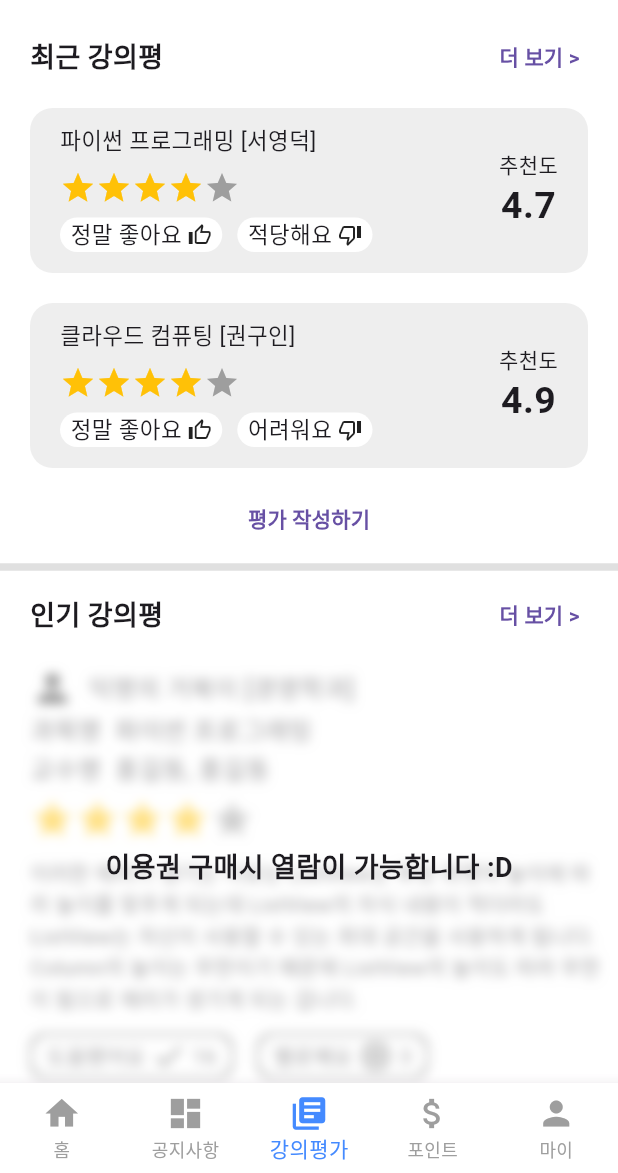
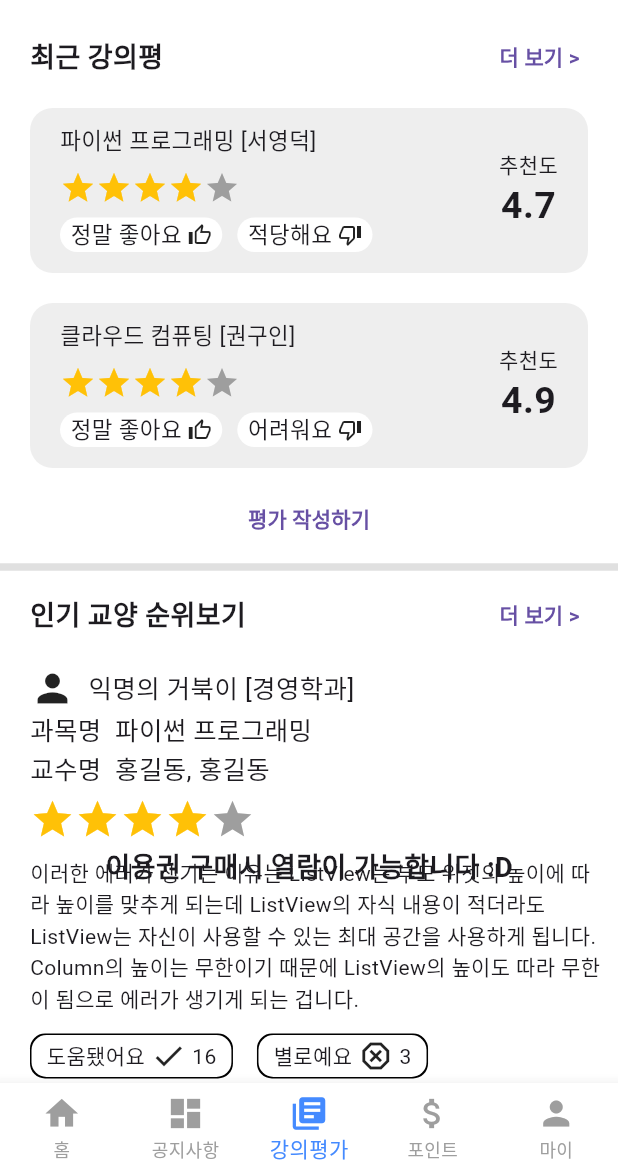
Before and after one commit to INfoU-INHA-for-U/INfoU, a Flutter app: the screen it shows after launch, item 3 of the bottom bar chosen, on a phone screen of 412 x 824 dp, the part 63-1236 px from its top. Run offline on Flutter 3.47's test engine with Material 3 defaults, Android fonts, the phone set to English and light mode, and no system bars; drawn by our look-alikes of blur; our stand-ins replace carousel_slider, google_fonts, simple_gradient_text, smooth_page_indicator; network calls fail.

Commit message:
writeScreen

```diff
--- a/lib/view/evaluate_screen.dart
+++ b/lib/view/evaluate_screen.dart
@@ -2,8 +2,9 @@ import 'dart:ui';
 
 import 'package:flutter/material.dart';
 import 'package:blur/blur.dart';
-import 'package:myapp/view/rating_screen_write.dart';
+import 'package:myapp/view/evaluate_screen_write.dart';
 import 'package:myapp/class/lecture.dart';
+import 'package:myapp/widget/header.dart';
 import '../component/fetch_data.dart';
 import 'evaluate_search_screen.dart';
 
@@ -142,10 +143,7 @@ class _evalute_screenState extends State<evaluate_screen> {
 
   //인기 강의평 위젯 (현재 블러 처리 되어있음)
   Widget _popular_class_evaluate_widget() {
-    return Blur(
-      // <- 블러 처리
-      blur: 4,
-      child: Padding(
+    return Padding(
       padding: const EdgeInsets.fromLTRB(20, 10, 10, 0),
       child: Column(
         crossAxisAlignment: CrossAxisAlignment.start,
@@ -273,7 +271,6 @@ class _evalute_screenState extends State<evaluate_screen> {
           )
         ],
       ),
-      ),
     );
   }
 
@@ -310,24 +307,7 @@ class _evalute_screenState extends State<evaluate_screen> {
           color: Colors.white,
           child: Column(
             children: [
-              Padding(
-                padding: EdgeInsets.fromLTRB(20, 0, 10, 0),
-                child: Row(
-                  mainAxisAlignment: MainAxisAlignment.spaceBetween,
-                  children: [
-                    Text('최근 강의평',
-                        style: TextStyle(
-                          fontWeight: FontWeight.bold,
-                          fontSize: 18,
-                        )),
-                    TextButton(
-                      onPressed: () {},
-                      child: Text('더 보기 > ',
-                          style: TextStyle(fontWeight: FontWeight.bold)),
-                    )
-                  ],
-                ),
-              ),
+              const Header(header_name: "최근 강의평"),
               Container(
                 height: 260,
                 child: ListView.builder(
@@ -350,7 +330,7 @@ class _evalute_screenState extends State<evaluate_screen> {
                   Navigator.push(
                       context,
                       MaterialPageRoute(
-                          builder: (context) => const RatingScreenWrite()));
+                          builder: (context) => const EvaluateScreenWrite()));
                 },
                 child: Text('평가 작성하기',
                     style: TextStyle(fontWeight: FontWeight.bold)),
@@ -359,22 +339,8 @@ class _evalute_screenState extends State<evaluate_screen> {
                 color: Colors.grey.shade300,
                 thickness: 5,
               ),
-              Padding(
-                padding: EdgeInsets.fromLTRB(20, 0, 10, 0),
-                child: Row(
-                  mainAxisAlignment: MainAxisAlignment.spaceBetween,
-                  children: [
-                    Text('인기 강의평',
-                        style: TextStyle(
-                            fontWeight: FontWeight.bold, fontSize: 18)),
-                    TextButton(
-                        onPressed: () {},
-                        child: Text(
-                          '더 보기 > ',
-                          style: TextStyle(fontWeight: FontWeight.bold),
-                        )),
-                  ],
-                ),
+              Header(
+                header_name: '인기 교양 순위보기',
               ),
               Expanded(
                 child: Stack(
--- /dev/null
+++ b/lib/widget/header.dart
@@ -0,0 +1,32 @@
+import 'package:flutter/material.dart';
+
+class Header extends StatelessWidget {
+  final String header_name; // 추가: 최근 강의평을 저장할 필드
+
+  const Header({
+    super.key,
+    required this.header_name, // 수정: 생성자에서 최근 강의평을 받음
+  });
+
+  @override
+  Widget build(BuildContext context) {
+    return Padding(
+      padding: EdgeInsets.fromLTRB(20, 0, 10, 0),
+      child: Row(
+        mainAxisAlignment: MainAxisAlignment.spaceBetween,
+        children: [
+          Text(header_name,
+              style: TextStyle(
+                fontWeight: FontWeight.w600,
+                fontSize: 18,
+              )),
+          TextButton(
+            onPressed: () {},
+            child:
+                Text('더 보기 > ', style: TextStyle(fontWeight: FontWeight.bold)),
+          )
+        ],
+      ),
+    );
+  }
+}
```
Also changed, not shown: lib/view/evaluate_screen_write.dart (added, +85 -0 lines), lib/view/rating_screen_write.dart (deleted, +0 -34 lines), lib/widget/header_no_detail.dart (added, +27 -0 lines), lib/widget/horizontal_select.dart (added, +102 -0 lines). Lines whose indentation alone changed are shown as unchanged.
